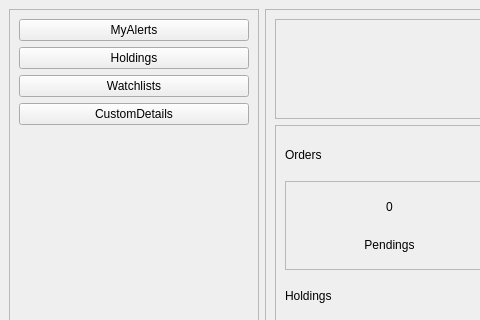
Before: the Qt Designer form UIFiles/home.ui in ShubhamMandavkar/TYLiveProjectt-StockAutomationSystem, drawn with Qt 5; both pictures show x 0 to 480 and y 0 to 320 of the 1156 by 604 pixel window.
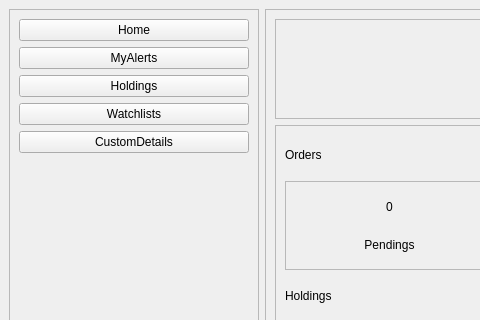
After: the same form once the commit is applied.

What changed in the file:
```diff
--- a/UIFiles/home.ui
+++ b/UIFiles/home.ui
@@ -30,34 +30,41 @@
        <enum>QFrame::Raised</enum>
       </property>
       <layout class="QFormLayout" name="formLayout">
-       <item row="0" column="0" colspan="2">
+       <item row="1" column="0" colspan="2">
         <widget class="QPushButton" name="btnMyAlerts">
          <property name="text">
           <string>MyAlerts</string>
          </property>
         </widget>
        </item>
-       <item row="1" column="0" colspan="2">
+       <item row="2" column="0" colspan="2">
         <widget class="QPushButton" name="btnHoldings">
          <property name="text">
           <string>Holdings</string>
          </property>
         </widget>
        </item>
-       <item row="3" column="0" colspan="2">
+       <item row="4" column="0" colspan="2">
         <widget class="QPushButton" name="btnCustomDetails">
          <property name="text">
           <string>CustomDetails</string>
          </property>
         </widget>
        </item>
-       <item row="2" column="0" colspan="2">
+       <item row="3" column="0" colspan="2">
         <widget class="QPushButton" name="btnWatchlists">
          <property name="text">
           <string>Watchlists</string>
          </property>
         </widget>
        </item>
+       <item row="0" column="0" colspan="2">
+        <widget class="QPushButton" name="btnHome">
+         <property name="text">
+          <string>Home</string>
+         </property>
+        </widget>
+       </item>
       </layout>
      </widget>
     </item>
```
